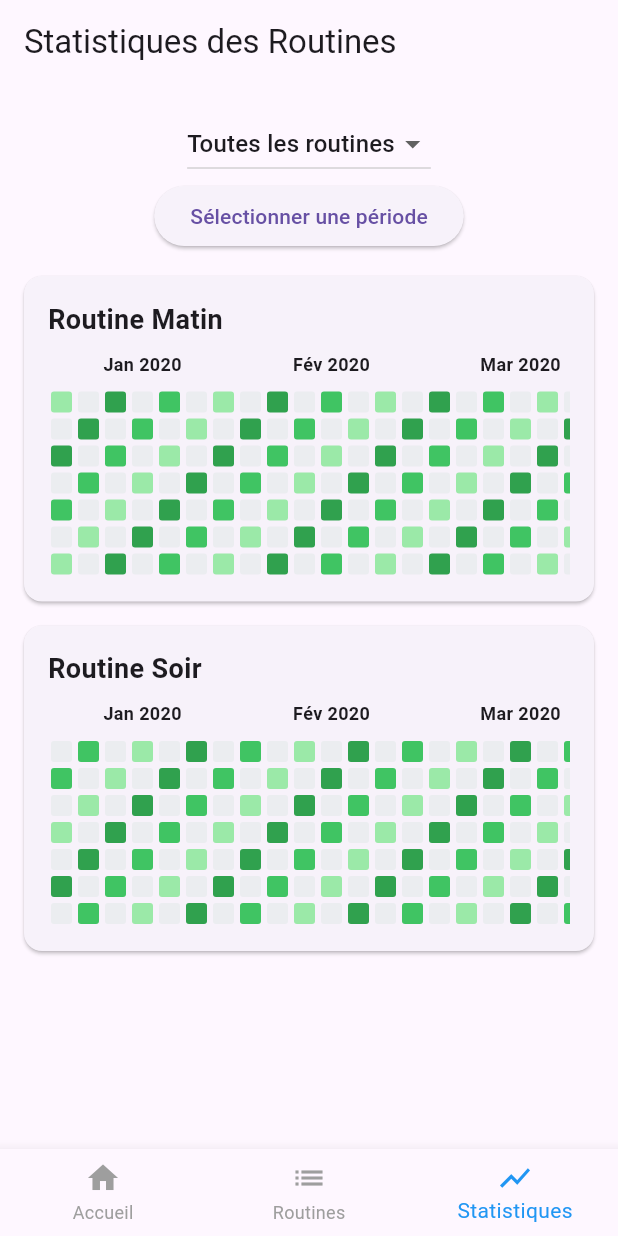
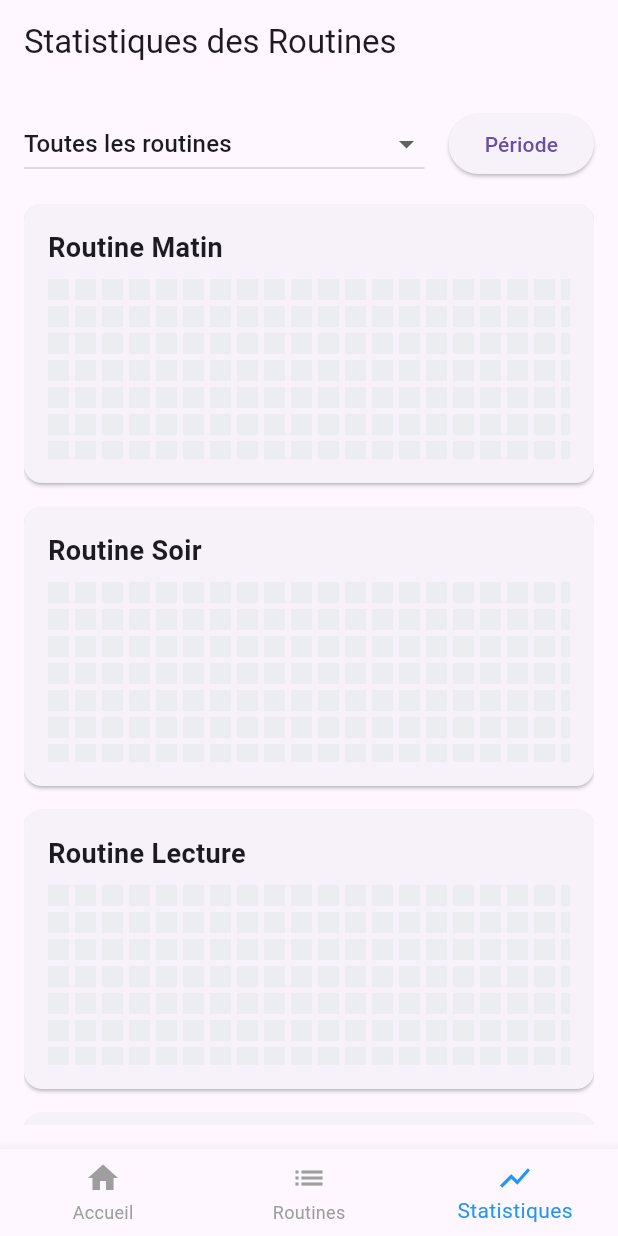
Before and after one commit to Eweeen/routine-app, a Flutter app: the screen it shows after launch, item 3 of the bottom bar chosen, on a phone screen of 412 x 824 dp. Run offline on Flutter 3.47's test engine with Material 3 defaults, Android fonts, the phone set to English and light mode, and no system bars; our stand-ins replace freezed_annotation, sqflite; accounts and stored records are empty.

Commit message:
feat: optimisation

```diff
--- a/lib/providers/routineProvider.dart
+++ b/lib/providers/routineProvider.dart
@@ -8,12 +8,16 @@ class RoutineProvider extends ChangeNotifier {
   Future<void> loadRoutines() async {
     final dbHelper = DatabaseHelper.instance;
     final data = await dbHelper.getRoutines();
-    print('Routines récupérées : $data'); // Vérifiez les données ici
+
     _routines.clear();
-    _routines.addAll(data);
+    _routines.addAll(data.map((routine) {
+      return {
+        ...routine,
+        'date': routine['date'] != null ? DateTime.parse(routine['date']) : null,
+      };
+    }).toList());
     notifyListeners();
   }
-
 
   Future<void> addRoutine(Map<String, dynamic> routine) async {
     final dbHelper = DatabaseHelper.instance;
--- a/lib/screens/statistics_screen.dart
+++ b/lib/screens/statistics_screen.dart
@@ -1,4 +1,6 @@
 import 'package:flutter/material.dart';
+import 'package:provider/provider.dart';
+import '../providers/routineProvider.dart';
 import '../widgets/github_style_chart.dart';
 
 class StatisticsScreen extends StatefulWidget {
@@ -12,20 +14,28 @@ class _StatisticsScreenState extends State<StatisticsScreen> {
   DateTime startDate = DateTime(2020, 1, 1);
   DateTime endDate = DateTime(2025, 12, 31);
   String selectedRoutine = 'Toutes les routines';
-  final List<String> routines = ['Toutes les routines', 'Routine Matin', 'Routine Soir'];
-
-  List<Map<String, dynamic>> mockRoutineData = [];
 
   @override
   void initState() {
     super.initState();
-    mockRoutineData = _generateMockData();
+    WidgetsBinding.instance.addPostFrameCallback((_) {
+      Provider.of<RoutineProvider>(context, listen: false).loadRoutines();
+    });
   }
 
   @override
   Widget build(BuildContext context) {
-    // Filtrer les données selon la routine sélectionnée
-    final filteredData = _filterData();
+    final routineProvider = Provider.of<RoutineProvider>(context);
+
+    if (routineProvider.routines.isEmpty) {
+      return const Scaffold(
+        body: Center(
+          child: CircularProgressIndicator(),
+        ),
+      );
+    }
+
+    final filteredData = _filterData(routineProvider.routines);
 
     return Scaffold(
       appBar: AppBar(
@@ -36,13 +46,19 @@ class _StatisticsScreenState extends State<StatisticsScreen> {
         child: Column(
           children: [
             // Filtres : Sélection de routine et période
-
-                  DropdownButton<String>(
+            Row(
+              children: [
+                Expanded(
+                  child: DropdownButton<String>(
                     value: selectedRoutine,
-                    items: routines.map((routine) {
-                      return DropdownMenuItem(
-                        value: routine,
-                        child: Text(routine),
+                    isExpanded: true,
+                    items: [
+                      'Toutes les routines',
+                      ...routineProvider.routines.map((routine) => routine['name'] as String),
+                    ].map((routineName) {
+                      return DropdownMenuItem<String>(
+                        value: routineName,
+                        child: Text(routineName),
                       );
                     }).toList(),
                     onChanged: (value) {
@@ -51,6 +67,7 @@ class _StatisticsScreenState extends State<StatisticsScreen> {
                       });
                     },
                   ),
+                ),
                 const SizedBox(width: 16),
                 ElevatedButton(
                   onPressed: () async {
@@ -67,18 +84,18 @@ class _StatisticsScreenState extends State<StatisticsScreen> {
                       });
                     }
                   },
-                  child: const Text('Sélectionner une période'),
+                  child: const Text('Période'),
                 ),
-
-
+              ],
+            ),
             const SizedBox(height: 16),
             // Affichage des routines ou du graphique combiné
             Expanded(
               child: selectedRoutine == 'Toutes les routines'
                   ? ListView.builder(
-                itemCount: routines.length - 1, // Ignorer l'option "Toutes les routines"
+                itemCount: routineProvider.routines.length,
                 itemBuilder: (context, index) {
-                  final routineName = routines[index + 1]; // Passer l'index 0
+                  final routine = routineProvider.routines[index];
                   return Card(
                     margin: const EdgeInsets.only(bottom: 16),
                     child: Padding(
@@ -87,7 +104,7 @@ class _StatisticsScreenState extends State<StatisticsScreen> {
                         crossAxisAlignment: CrossAxisAlignment.start,
                         children: [
                           Text(
-                            routineName,
+                            routine['name'],
                             style: const TextStyle(
                               fontSize: 18,
                               fontWeight: FontWeight.bold,
@@ -97,7 +114,7 @@ class _StatisticsScreenState extends State<StatisticsScreen> {
                           GithubStyleChart(
                             startDate: startDate,
                             endDate: endDate,
-                            data: _filterDataForRoutine(routineName),
+                            data: _filterDataForRoutine(routine['name'], routineProvider.routines),
                           ),
                         ],
                       ),
@@ -113,9 +130,7 @@ class _StatisticsScreenState extends State<StatisticsScreen> {
                     crossAxisAlignment: CrossAxisAlignment.start,
                     children: [
                       Text(
-                        selectedRoutine == 'Toutes les routines combinées'
-                            ? 'Toutes les routines combinées'
-                            : selectedRoutine,
+                        selectedRoutine,
                         style: const TextStyle(
                           fontSize: 18,
                           fontWeight: FontWeight.bold,
@@ -138,61 +153,17 @@ class _StatisticsScreenState extends State<StatisticsScreen> {
     );
   }
 
-  // Filtrer les données pour la routine sélectionnée ou toutes combinées
-  List<Map<String, dynamic>> _filterData() {
-    if (selectedRoutine == 'Toutes les routines combinées') {
-      // Combiner toutes les routines ensemble
-      final combinedData = <DateTime, int>{};
-      for (var entry in mockRoutineData) {
-        final date = entry['date'] as DateTime;
-        final state = entry['state'] as RoutineState;
-        combinedData[date] = (combinedData[date] ?? 0) + state.id;
-      }
-
-      return combinedData.entries.map((e) {
-        return {
-          'date': e.key,
-          'state': RoutineState(
-            id: e.value.clamp(0, 3), // Limiter à un maximum de 3 (plus foncé)
-            label: 'Combiné',
-          ),
-        };
-      }).toList();
-    } else if (selectedRoutine == 'Toutes les routines') {
-      return mockRoutineData;
+  List<Map<String, dynamic>> _filterData(List<Map<String, dynamic>> routines) {
+    if (selectedRoutine == 'Toutes les routines') {
+      return routines;
     } else {
-      return _filterDataForRoutine(selectedRoutine);
+      return routines
+          .where((routine) => routine['name'] == selectedRoutine)
+          .toList();
     }
   }
 
-  // Filtrer les données pour une routine spécifique
-  List<Map<String, dynamic>> _filterDataForRoutine(String routineName) {
-    return mockRoutineData.where((entry) {
-      return entry['routine'] == routineName;
-    }).toList();
-  }
-
-  // Générer des données fixes pour le test
-  List<Map<String, dynamic>> _generateMockData() {
-    final List<RoutineState> states = [
-      const RoutineState(id: 1, label: 'Faible'),
-      const RoutineState(id: 2, label: 'Moyen'),
-      const RoutineState(id: 3, label: 'Élevé'),
-    ];
-
-    final List<Map<String, dynamic>> data = [];
-    final routines = ['Routine Matin', 'Routine Soir'];
-
-    for (int i = 0; i < 365 * 5; i++) {
-      final date = DateTime(2020, 1, 1).add(Duration(days: i));
-      final randomState = states[i % states.length];
-      final routineName = routines[i % routines.length];
-      data.add({
-        'date': date,
-        'state': randomState,
-        'routine': routineName,
-      });
-    }
-    return data;
+  List<Map<String, dynamic>> _filterDataForRoutine(String routineName, List<Map<String, dynamic>> routines) {
+    return routines.where((routine) => routine['name'] == routineName).toList();
   }
 }
--- a/lib/widgets/github_style_chart.dart
+++ b/lib/widgets/github_style_chart.dart
@@ -21,29 +21,24 @@ class GithubStyleChart extends StatelessWidget {
 
   @override
   Widget build(BuildContext context) {
-    // Générer tous les jours entre startDate et endDate
-    final allDays = _generateDays(startDate, endDate);
+    if (data.isEmpty) {
+      return const Center(
+        child: Text('Aucune donnée à afficher'),
+      );
+    }
+
+    final days = _generateDays(startDate, endDate);
+    final indexedData = _indexData(data);
 
     return SingleChildScrollView(
       scrollDirection: Axis.horizontal,
-      child: Column(
-        crossAxisAlignment: CrossAxisAlignment.start,
-        children: [
-          // Affichage des mois au-dessus
-          Row(
-            children: _buildMonthLabels(allDays),
-          ),
-          const SizedBox(height: 8),
-          // Graphique principal
-          Row(
-            children: _buildWeekColumns(allDays),
-          ),
-        ],
+      child: CustomPaint(
+        painter: GithubChartPainter(days, indexedData),
+        size: Size((days.length / 7 * 18).toDouble(), 120),
       ),
     );
   }
 
-  // Générer une liste de jours entre deux dates
   List<DateTime> _generateDays(DateTime start, DateTime end) {
     final days = <DateTime>[];
     var currentDate = start;
@@ -56,85 +51,61 @@ class GithubStyleChart extends StatelessWidget {
     return days;
   }
 
-  // Construire les étiquettes des mois
-  List<Widget> _buildMonthLabels(List<DateTime> days) {
-    final List<Widget> labels = [];
-    DateTime? currentMonth;
-
-    for (final date in days) {
-      if (currentMonth == null || date.month != currentMonth.month) {
-        labels.add(SizedBox(
-          width: (14 + 4) * 7, // Largeur pour une semaine (14px par case + 4px d'espace)
-          child: Center(
-            child: Text(
-              '${_monthName(date.month)} ${date.year}',
-              style: const TextStyle(fontSize: 12, fontWeight: FontWeight.bold),
-            ),
-          ),
-        ));
-        currentMonth = date;
+  Map<DateTime, RoutineState> _indexData(List<Map<String, dynamic>> data) {
+    final index = <DateTime, RoutineState>{};
+    for (var entry in data) {
+      final date = entry['date'] as DateTime?;
+      final state = entry['state'] as RoutineState?;
+      if (date != null && state != null) {
+        index[date] = state;
       }
     }
+    return index;
+  }
+}
 
-    return labels;
+class GithubChartPainter extends CustomPainter {
+  final List<DateTime> days;
+  final Map<DateTime, RoutineState> indexedData;
+
+  GithubChartPainter(this.days, this.indexedData);
+
+  @override
+  void paint(Canvas canvas, Size size) {
+    final paint = Paint()..style = PaintingStyle.fill;
+    final cellSize = 14.0;
+    final gap = 4.0;
+
+    for (int i = 0; i < days.length; i++) {
+      final x = (i ~/ 7) * (cellSize + gap);
+      final y = (i % 7) * (cellSize + gap);
+
+      final date = days[i];
+      final state = indexedData[date] ?? RoutineState(id: 0, label: 'Aucune donnée');
+      paint.color = _colorFromValue(state.id);
+
+      canvas.drawRect(
+        Rect.fromLTWH(x.toDouble(), y.toDouble(), cellSize, cellSize),
+        paint,
+      );
+    }
   }
 
-  // Construire les colonnes hebdomadaires
-  List<Widget> _buildWeekColumns(List<DateTime> days) {
-    final List<Widget> columns = [];
-    for (int i = 0; i < days.length; i += 7) {
-      final weekDays = days.skip(i).take(7).toList();
-      columns.add(Column(
-        children: weekDays.map((date) {
-          // Trouver l'état du jour dans les données
-          final dayData = data.firstWhere(
-                (d) => d['date'].isAtSameMomentAs(date),
-            orElse: () => {'state': RoutineState(id: 0, label: 'Aucune donnée')},
-          );
-
-          final state = dayData['state'] as RoutineState;
-
-          return Tooltip(
-            message: '${date.day}/${date.month}/${date.year} : ${state.label}',
-            child: Container(
-              margin: const EdgeInsets.symmetric(vertical: 2, horizontal: 2),
-              width: 14, // Taille compacte pour les cellules
-              height: 14,
-              decoration: BoxDecoration(
-                color: _colorFromValue(state.id),
-                borderRadius: BorderRadius.circular(2),
-              ),
-            ),
-          );
-        }).toList(),
-      ));
-    }
-
-    return columns;
-  }
-
-  // Mapper l'état à une couleur uniforme (style GitHub)
   Color _colorFromValue(int value) {
     switch (value) {
       case 0:
-        return const Color(0xFFEBEDF0); // Très clair (vide)
+        return const Color(0xFFEBEDF0);
       case 1:
-        return const Color(0xFF9BE9A8); // Vert clair
+        return const Color(0xFF9BE9A8);
       case 2:
-        return const Color(0xFF40C463); // Vert moyen
+        return const Color(0xFF40C463);
       case 3:
-        return const Color(0xFF30A14E); // Vert foncé
+        return const Color(0xFF30A14E);
       default:
-        return const Color(0xFF216E39); // Très foncé
+        return const Color(0xFF216E39);
     }
   }
 
-  // Obtenir le nom du mois
-  String _monthName(int month) {
-    const months = [
-      'Jan', 'Fév', 'Mar', 'Avr', 'Mai', 'Juin',
-      'Juil', 'Aoû', 'Sep', 'Oct', 'Nov', 'Déc'
-    ];
-    return months[month - 1];
-  }
+  @override
+  bool shouldRepaint(covariant CustomPainter oldDelegate) => false;
 }
```
